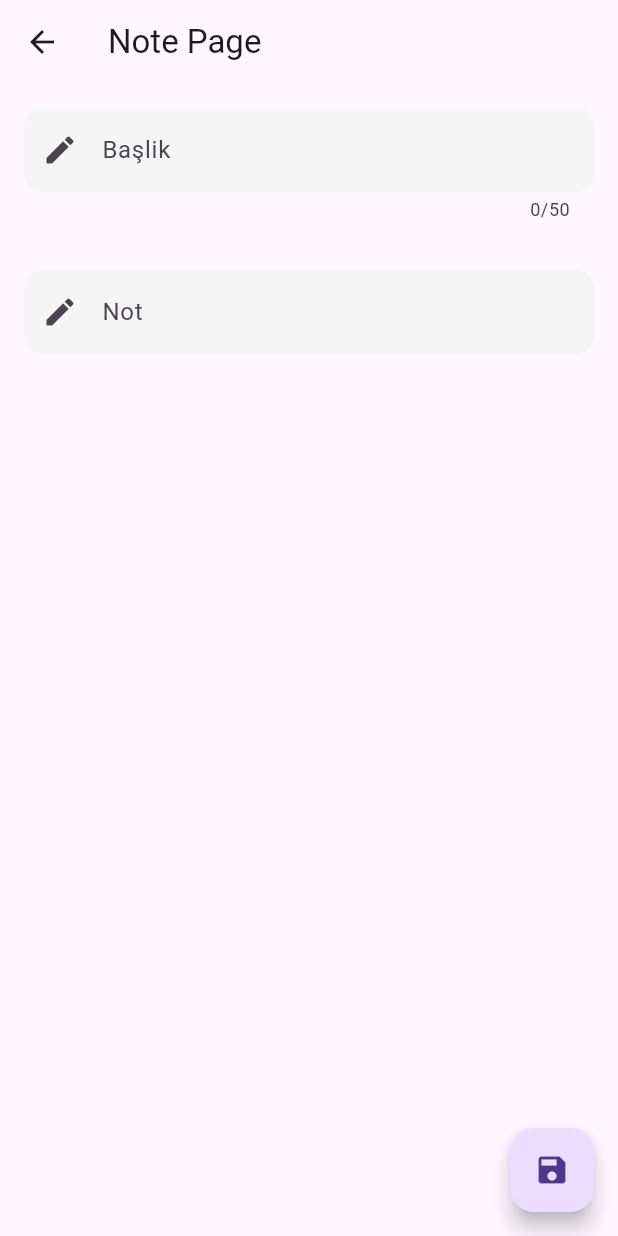
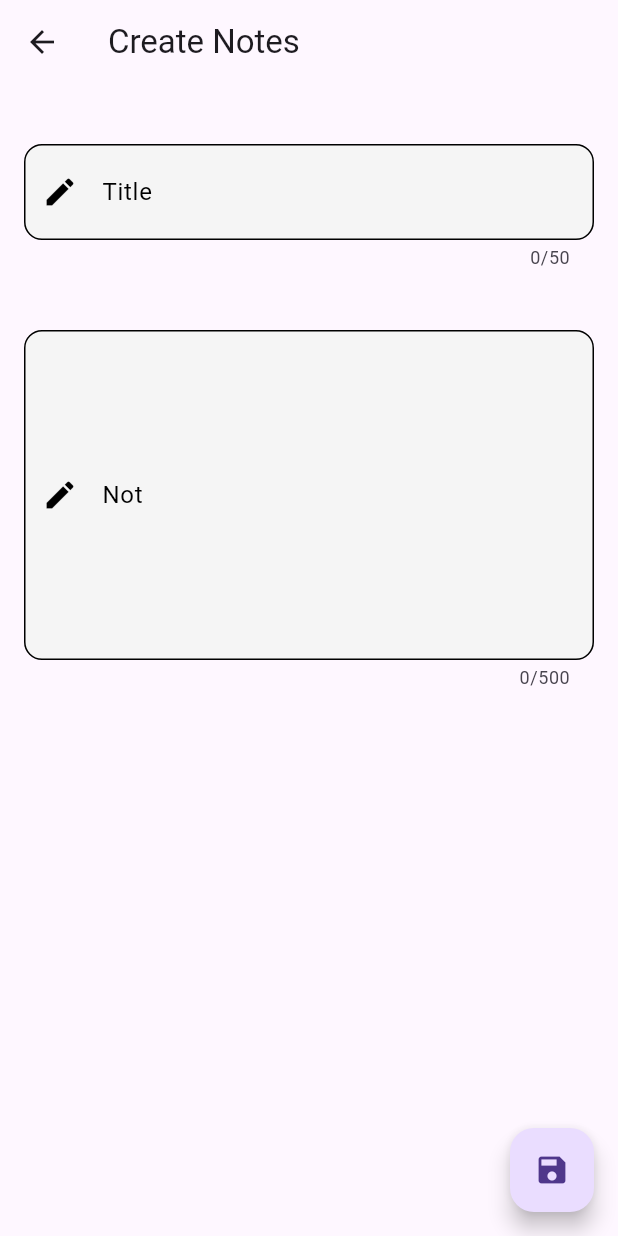
Before and after one commit to kemalgokkaya/ConnectinnoCase, a Flutter app: the NotePage screen opened by its route, on a phone screen of 412 x 824 dp. Run offline on Flutter 3.47's test engine with Material 3 defaults, Android fonts, the phone set to English and light mode, and no system bars; our stand-ins replace auto_route, cloud_firestore, dio, email_validator, firebase_auth, firebase_core and 5 more; accounts and stored records are empty.

Commit message:
bug fix & ui edit

```diff
--- a/lib/core/router/auto_route.dart
+++ b/lib/core/router/auto_route.dart
@@ -5,8 +5,8 @@ import 'package:connectinno_case/core/router/auto_route.gr.dart';
 class AppRouter extends RootStackRouter {
   @override
   List<AutoRoute> get routes => [
-    AutoRoute(initial: true, page: SignInRoute.page),
-    AutoRoute(page: HomeRoute.page),
+    AutoRoute(page: SignInRoute.page),
+    AutoRoute(page: HomeRoute.page, initial: true),
     AutoRoute(page: NoteRoute.page),
     AutoRoute(page: SignUpRoute.page),
     AutoRoute(page: DetailRoute.page),
--- a/lib/pages/note_page.dart
+++ b/lib/pages/note_page.dart
@@ -18,21 +18,31 @@ class _NotePageState extends ConsumerState<NotePage> {
   @override
   Widget build(BuildContext context) {
     return Scaffold(
-      appBar: AppBar(title: const Text('Note Page')),
-      body: Center(
-        child: Column(
+      appBar: AppBar(title: const Text('Create Notes')),
+      body: Column(
+        mainAxisAlignment: MainAxisAlignment.start,
         children: [
           Container(
-              padding: const EdgeInsets.all(16.0),
+            padding: const EdgeInsets.only(top: 40.0, left: 16.0, right: 16.0),
             child: TextField(
               controller: titleController,
               maxLength: 50,
               cursorColor: Colors.deepPurple,
               maxLines: 1,
               decoration: InputDecoration(
-                  labelText: "Başlik",
-                  hintText: "Not gir...",
-                  prefixIcon: const Icon(Icons.edit),
+                enabledBorder: OutlineInputBorder(
+                  borderRadius: BorderRadius.circular(12),
+                  borderSide: const BorderSide(color: Colors.black),
+                ),
+                contentPadding: const EdgeInsets.symmetric(
+                  vertical: 20,
+                  horizontal: 12,
+                ),
+                labelText: "Title",
+                labelStyle: const TextStyle(fontSize: 16, color: Colors.black),
+                hintText: "Enter Title...",
+                hintStyle: const TextStyle(fontSize: 12, color: Colors.black),
+                prefixIcon: const Icon(Icons.edit, color: Colors.black),
                 filled: true,
                 fillColor: Colors.grey.shade100,
                 border: OutlineInputBorder(
@@ -48,33 +58,38 @@ class _NotePageState extends ConsumerState<NotePage> {
             ),
           ),
           Container(
-              width: MediaQuery.of(context).size.width,
-              height: MediaQuery.of(context).size.height / 2,
-              padding: const EdgeInsets.all(16.0),
+            padding: const EdgeInsets.only(top: 40.0, left: 16.0, right: 16.0),
             child: TextField(
+              maxLength: 500,
               controller: contentController,
               cursorColor: Colors.deepPurple,
-                maxLines: 1,
+              maxLines: 5,
+              textAlignVertical: TextAlignVertical.top,
               decoration: InputDecoration(
                 labelText: "Not",
+                labelStyle: const TextStyle(fontSize: 16, color: Colors.black),
                 hintText: "Not gir...",
-                  prefixIcon: const Icon(Icons.edit),
+                prefixIcon: const Icon(Icons.edit, color: Colors.black),
                 filled: true,
                 fillColor: Colors.grey.shade100,
-                  border: OutlineInputBorder(
+                enabledBorder: OutlineInputBorder(
                   borderRadius: BorderRadius.circular(12),
-                    borderSide: BorderSide.none,
+                  borderSide: const BorderSide(color: Colors.black),
                 ),
                 focusedBorder: OutlineInputBorder(
                   borderRadius: BorderRadius.circular(12),
                   borderSide: const BorderSide(color: Colors.deepPurple),
+                ),
+
+                contentPadding: const EdgeInsets.symmetric(
+                  vertical: 50,
+                  horizontal: 12,
                 ),
               ),
               style: const TextStyle(fontSize: 16),
             ),
           ),
         ],
-        ),
       ),
       floatingActionButton: FloatingActionButton(
         onPressed: () {
@@ -86,6 +101,7 @@ class _NotePageState extends ConsumerState<NotePage> {
                   note: contentController.text,
                 ),
               );
+          context.back();
         },
         child: const Icon(Icons.save),
       ),
--- a/lib/repository/base_repository.dart
+++ b/lib/repository/base_repository.dart
@@ -36,7 +36,6 @@ class DataBaseRepository {
     AppLogger.log("Body => ${jsonEncode(body)}");
 
     try {
-      //switch expression
       response = await switch (requestType) {
         RequestType.get => dio.get(path, data: body),
         RequestType.post => dio.post(path, data: body),
```
Also changed, not shown: lib/pages/home_page.dart (+49 -6 lines), lib/pages/sign_in_page.dart (+8 -7 lines), pubspec.lock. Lines whose indentation alone changed are shown as unchanged.
